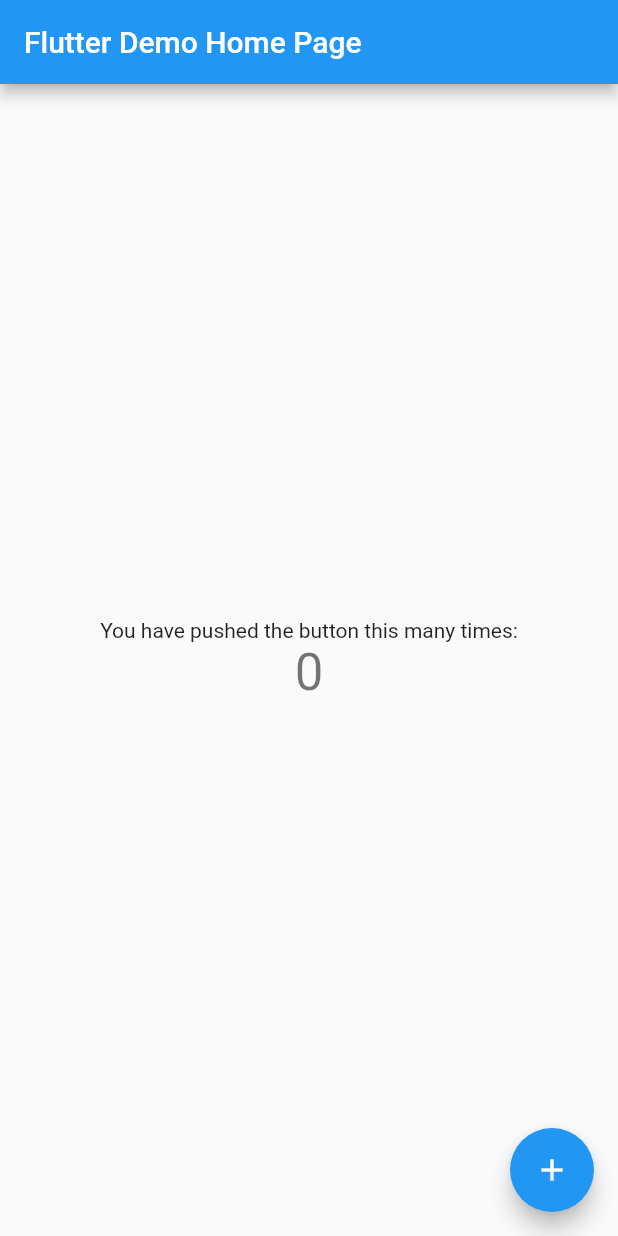
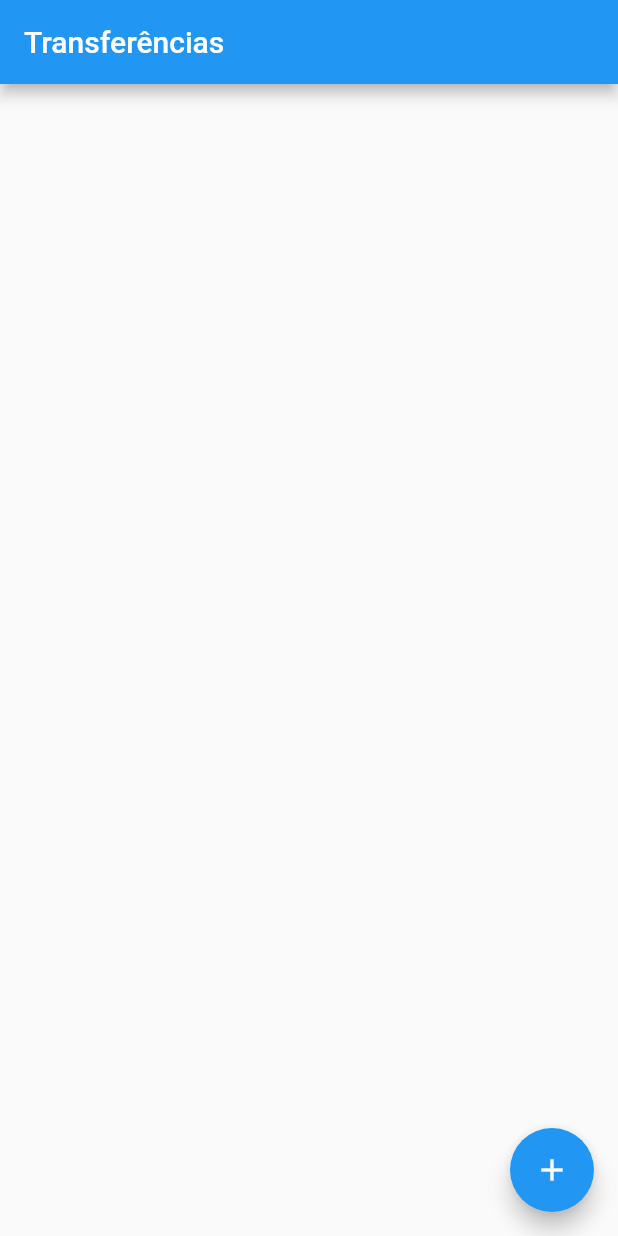
Before and after one commit to moganrz/bytebank, a Flutter app: the screen it shows after launch, on a phone screen of 412 x 824 dp. Run offline on Flutter 3.47's test engine with Material 2 defaults, Android fonts, the phone set to English and light mode, and no system bars.

Commit message:
Adicionando MaterialApp, AppBar e Add button

```diff
--- a/lib/main.dart
+++ b/lib/main.dart
@@ -1,111 +1,12 @@
 import 'package:flutter/material.dart';
 
-void main() => runApp(MyApp());
-
-class MyApp extends StatelessWidget {
-  // This widget is the root of your application.
-  @override
-  Widget build(BuildContext context) {
-    return MaterialApp(
-      title: 'Flutter Demo',
-      theme: ThemeData(
-        // This is the theme of your application.
-        //
-        // Try running your application with "flutter run". You'll see the
-        // application has a blue toolbar. Then, without quitting the app, try
-        // changing the primarySwatch below to Colors.green and then invoke
-        // "hot reload" (press "r" in the console where you ran "flutter run",
-        // or simply save your changes to "hot reload" in a Flutter IDE).
-        // Notice that the counter didn't reset back to zero; the application
-        // is not restarted.
-        primarySwatch: Colors.blue,
-      ),
-      home: MyHomePage(title: 'Flutter Demo Home Page'),
-    );
-  }
-}
-
-class MyHomePage extends StatefulWidget {
-  MyHomePage({Key key, this.title}) : super(key: key);
-
-  // This widget is the home page of your application. It is stateful, meaning
-  // that it has a State object (defined below) that contains fields that affect
-  // how it looks.
-
-  // This class is the configuration for the state. It holds the values (in this
-  // case the title) provided by the parent (in this case the App widget) and
-  // used by the build method of the State. Fields in a Widget subclass are
-  // always marked "final".
-
-  final String title;
-
-  @override
-  _MyHomePageState createState() => _MyHomePageState();
-}
-
-class _MyHomePageState extends State<MyHomePage> {
-  int _counter = 0;
-
-  void _incrementCounter() {
-    setState(() {
-      // This call to setState tells the Flutter framework that something has
-      // changed in this State, which causes it to rerun the build method below
-      // so that the display can reflect the updated values. If we changed
-      // _counter without calling setState(), then the build method would not be
-      // called again, and so nothing would appear to happen.
-      _counter++;
-    });
-  }
-
-  @override
-  Widget build(BuildContext context) {
-    // This method is rerun every time setState is called, for instance as done
-    // by the _incrementCounter method above.
-    //
-    // The Flutter framework has been optimized to make rerunning build methods
-    // fast, so that you can just rebuild anything that needs updating rather
-    // than having to individually change instances of widgets.
-    return Scaffold(
-      appBar: AppBar(
-        // Here we take the value from the MyHomePage object that was created by
-        // the App.build method, and use it to set our appbar title.
-        title: Text(widget.title),
-      ),
-      body: Center(
-        // Center is a layout widget. It takes a single child and positions it
-        // in the middle of the parent.
-        child: Column(
-          // Column is also a layout widget. It takes a list of children and
-          // arranges them vertically. By default, it sizes itself to fit its
-          // children horizontally, and tries to be as tall as its parent.
-          //
-          // Invoke "debug painting" (press "p" in the console, choose the
-          // "Toggle Debug Paint" action from the Flutter Inspector in Android
-          // Studio, or the "Toggle Debug Paint" command in Visual Studio Code)
-          // to see the wireframe for each widget.
-          //
-          // Column has various properties to control how it sizes itself and
-          // how it positions its children. Here we use mainAxisAlignment to
-          // center the children vertically; the main axis here is the vertical
-          // axis because Columns are vertical (the cross axis would be
-          // horizontal).
-          mainAxisAlignment: MainAxisAlignment.center,
-          children: <Widget>[
-            Text(
-              'You have pushed the button this many times:',
-            ),
-            Text(
-              '$_counter',
-              style: Theme.of(context).textTheme.display1,
-            ),
-          ],
-        ),
-      ),
-      floatingActionButton: FloatingActionButton(
-        onPressed: _incrementCounter,
-        tooltip: 'Increment',
-        child: Icon(Icons.add),
-      ), // This trailing comma makes auto-formatting nicer for build methods.
-    );
-  }
-}
+void main() => runApp(MaterialApp(
+  home: Scaffold(
+    appBar: AppBar(
+      title: Text('Transferências'),
+    ),
+    floatingActionButton: FloatingActionButton(
+      child: Icon(Icons.add),
+    ),
+  ),
+));
```
